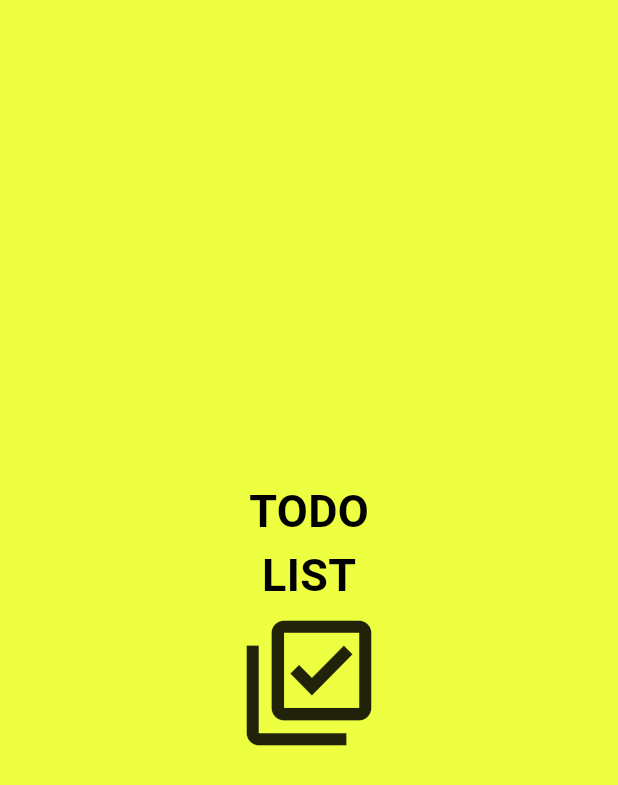
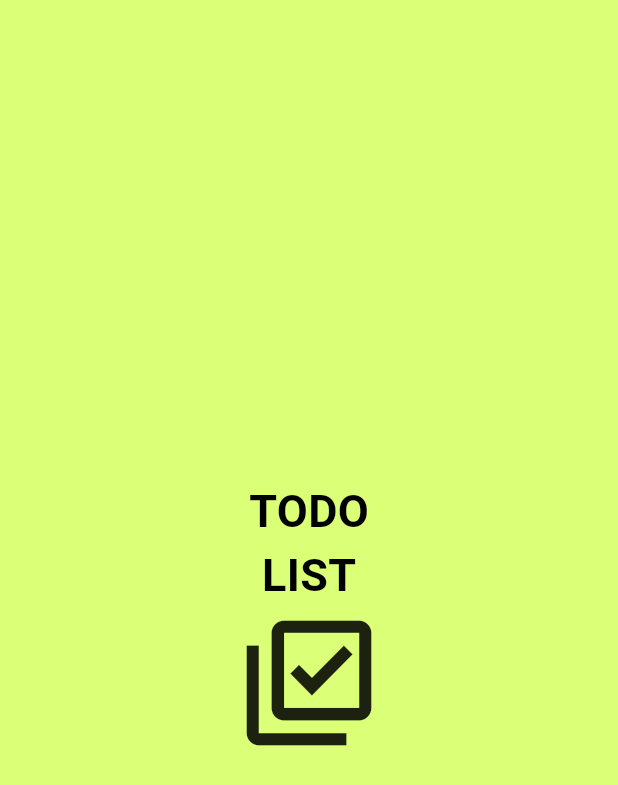
Before and after one commit to tlswl7479/todolistapp, a Flutter app: the IntroPage screen opened directly, on a phone screen of 412 x 824 dp. Shown: the top 785 px of the screen. Run offline on Flutter 3.47's test engine with Material 3 defaults, Android fonts, the phone set to English and light mode, and no system bars.

```diff
--- a/lib/screen/intro_page.dart
+++ b/lib/screen/intro_page.dart
@@ -10,7 +10,7 @@ class IntroPage extends StatelessWidget {
     },);
 
     return const Scaffold(
-      backgroundColor: Colors.limeAccent,
+      backgroundColor: Color(0xFFDBFF76),
       // appBar: AppBar(
       //   title: Text('메인화면'),
       // ),
```
